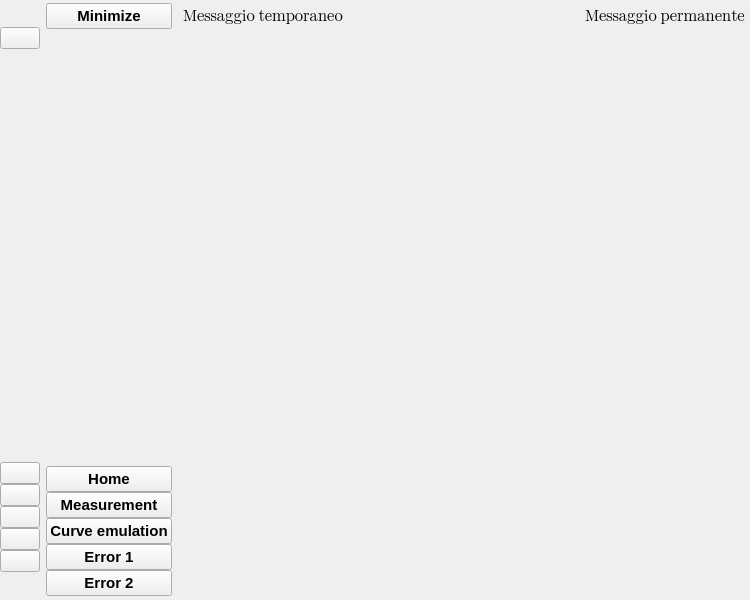
Before: the Qt Designer form ui/window.ui in saimoncollaku/GITSIM-application, drawn with Qt 5.
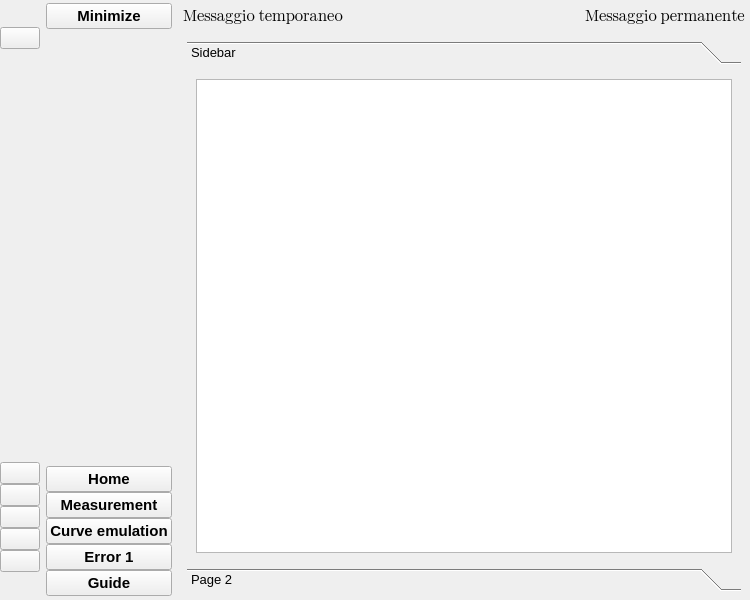
After: the same form once the commit is applied. The open tabs and pages were chosen to show the change. Icons and pictures are not drawn. Custom widgets are drawn as their Qt base class.

Commit message: Set up help window

```diff
--- a/ui/window.ui
+++ b/ui/window.ui
@@ -472,7 +472,7 @@
           <cursorShape>PointingHandCursor</cursorShape>
          </property>
          <property name="text">
-          <string>Error 2</string>
+          <string>Guide</string>
          </property>
          <property name="icon">
           <iconset resource="resource.qrc">
@@ -2186,7 +2186,51 @@
           </layout>
          </widget>
          <widget class="QWidget" name="page_4"/>
-         <widget class="QWidget" name="page_5"/>
+         <widget class="QWidget" name="page_5">
+          <layout class="QHBoxLayout" name="horizontalLayout_12">
+           <item>
+            <widget class="QToolBox" name="toolBox">
+             <property name="frameShape">
+              <enum>QFrame::Shape::NoFrame</enum>
+             </property>
+             <property name="currentIndex">
+              <number>0</number>
+             </property>
+             <widget class="QWidget" name="page_10">
+              <property name="geometry">
+               <rect>
+                <x>0</x>
+                <y>0</y>
+                <width>545</width>
+                <height>485</height>
+               </rect>
+              </property>
+              <attribute name="label">
+               <string>Sidebar</string>
+              </attribute>
+              <layout class="QHBoxLayout" name="horizontalLayout_13">
+               <item>
+                <widget class="QTextBrowser" name="textBrowser"/>
+               </item>
+              </layout>
+             </widget>
+             <widget class="QWidget" name="page_11">
+              <property name="geometry">
+               <rect>
+                <x>0</x>
+                <y>0</y>
+                <width>545</width>
+                <height>485</height>
+               </rect>
+              </property>
+              <attribute name="label">
+               <string>Page 2</string>
+              </attribute>
+             </widget>
+            </widget>
+           </item>
+          </layout>
+         </widget>
         </widget>
        </item>
       </layout>
```
Left out of the diff: 4 changed lines with no effect on the pictures. The commit also changes 6 other files.
